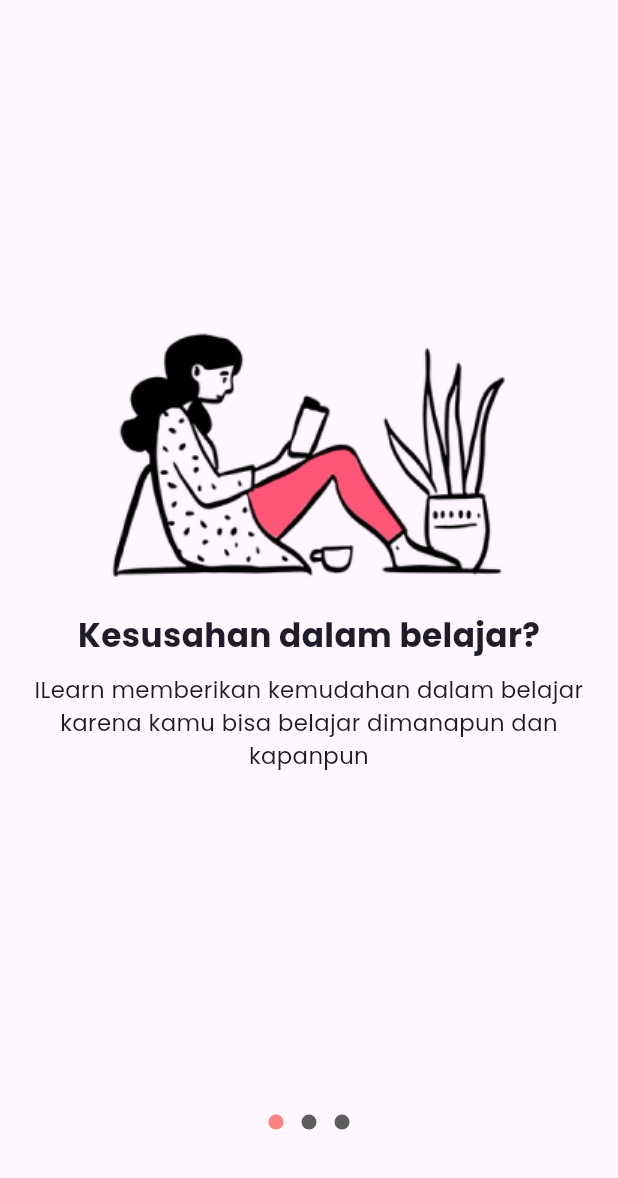
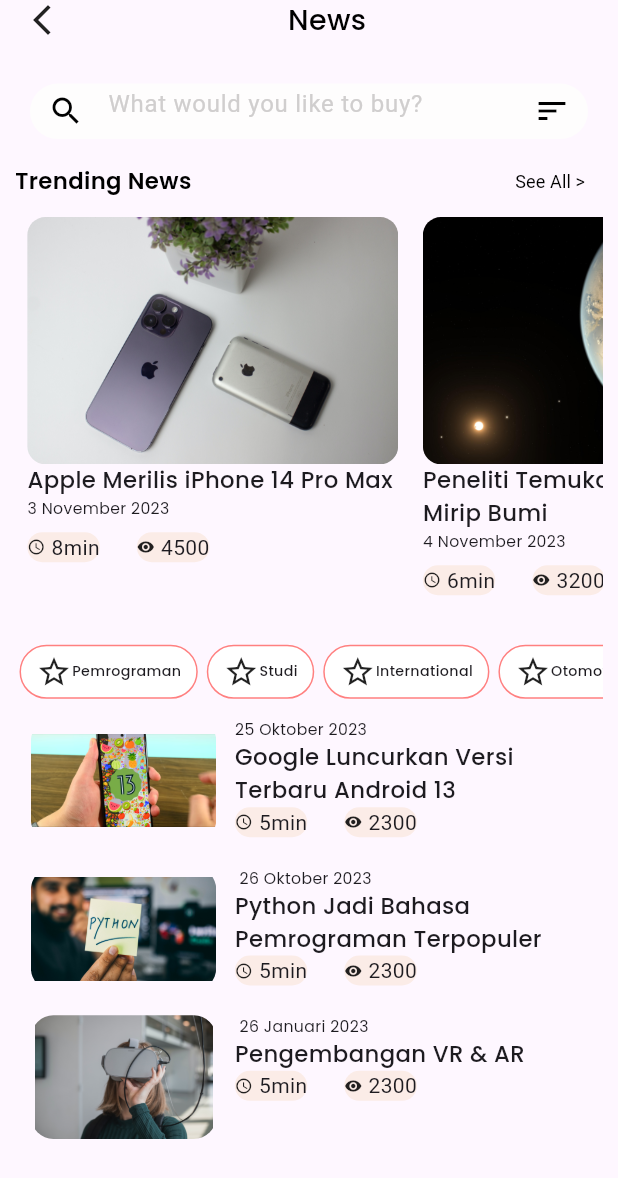
Before and after one commit to PradiptaAhmad/iLearn_project, a Flutter app: the screen it shows after launch, on a phone screen of 412 x 824 dp. Shown: the top 1178 px of the screen. Run offline on Flutter 3.47's test engine with Material 3 defaults, Android fonts, the phone set to English and light mode, and no system bars; our stand-ins replace cloud_firestore, firebase_auth, firebase_core, get, google_fonts, shared_preferences; accounts and stored records are empty.

Commit message:
[alyaa] feat: news

```diff
--- a/lib/core/themes.dart
+++ b/lib/core/themes.dart
@@ -139,6 +139,29 @@ TextStyle subTitleNews() {
           fontSize: figmaFontsize(14)));
 }
 
+TextStyle titleNewsCard() {
+  return GoogleFonts.poppins(
+      textStyle: TextStyle(
+          fontWeight: FontWeight.w500,
+          fontSize: figmaFontsize(16)));
+}
+
+TextStyle dateNewsCard() {
+  return GoogleFonts.poppins(
+      textStyle: TextStyle(
+          fontWeight: FontWeight.w400,
+          fontSize: figmaFontsize(11)));
+}
+
+TextStyle iconBtnNews() {
+  return GoogleFonts.poppins(
+      textStyle: TextStyle(
+          fontWeight: FontWeight.w400,
+          fontSize: figmaFontsize(11)));
+}
+
+
+
 TextStyle bottomTxtLogin({required final color}) {
   return GoogleFonts.poppins(
       textStyle: TextStyle(
--- a/lib/data/news.dart
+++ b/lib/data/news.dart
@@ -21,7 +21,7 @@ class News {
 List<News> news = [
   News(name: "Google Luncurkan Versi Terbaru Android 13",
       duration: "5min",
-      image: "assets/news/ios13.jpg",
+      image: "assets/news/android13.png",
       description: "Google meluncurkan versi terbaru Android 13 pada tanggal 25 Oktober 2023. Versi ini memiliki berbagai fitur baru, seperti peningkatan performa, keamanan, dan privasi. Salah satu fitur baru yang paling menonjol adalah fitur privasi yang lebih ketat, seperti izin kamera dan mikrofon yang harus disetujui secara manual oleh pengguna.",
       date: "25 Oktober 2023",
       category: "Pemrograman",
@@ -78,3 +78,51 @@ List<News> news = [
 
 
 ];
+
+List<News> trendingNews = [
+  News(
+    name: "Apple Merilis iPhone 14 Pro Max",
+    duration: "8min",
+    image: "assets/news/iphone14.jpg",
+    description: "Apple resmi merilis iPhone 14 Pro Max dengan berbagai fitur baru. Ponsel ini dilengkapi dengan kamera canggih, layar ProMotion 120Hz, dan performa yang ditingkatkan.",
+    date: "3 November 2023",
+    category: "Teknologi",
+    views: 4500,
+  ),
+  News(
+    name: "Peneliti Temukan Planet Baru Mirip Bumi",
+    duration: "6min",
+    image: "assets/news/exoplanet.jpeg",
+    description: "Sebuah tim peneliti telah menemukan planet ekstrasolar (exoplanet) yang memiliki kemiripan dengan Bumi. Penemuan ini menarik perhatian ilmuwan dan astronom di seluruh dunia.",
+    date: "4 November 2023",
+    category: "Astronomi",
+    views: 3200,
+  ),
+  News(
+    name: "Peluncuran Teleskop Luar Angkasa James Webb",
+    duration: "9min",
+    image: "assets/news/jamesweb.jpeg",
+    description: "NASA bersiap untuk meluncurkan Teleskop Luar Angkasa James Webb, yang dianggap sebagai pencapaian luar biasa dalam bidang astronomi dan penelitian luar angkasa.",
+    date: "5 November 2023",
+    category: "Astronomi",
+    views: 5800,
+  ),
+  News(
+    name: "Peluncuran Game Terbaru: Cyberverse Online",
+    duration: "7min",
+    image: "assets/news/cyberverse.jpeg",
+    description: "Game online terbaru, Cyberverse Online, akan segera diluncurkan. Game ini menawarkan pengalaman bermain yang mendalam dalam dunia virtual yang penuh petualangan.",
+    date: "6 November 2023",
+    category: "Gaming",
+    views: 3900,
+  ),
+  News(
+    name: "Vaksinasi COVID-19 Terus Berlangsung",
+    duration: "5min",
+    image: "assets/news/vaccinee.jpeg",
+    description: "Upaya vaksinasi COVID-19 terus berlanjut di seluruh dunia. Banyak negara bekerja keras untuk memvaksinasi penduduknya guna mengendalikan penyebaran virus.",
+    date: "7 November 2023",
+    category: "Kesehatan",
+    views: 7100,
+  ),
+];
--- a/lib/main.dart
+++ b/lib/main.dart
@@ -1,7 +1,10 @@
 import 'package:flutter/material.dart';
 import 'package:get/get.dart';
 import 'package:ilearn_project/bindings/splashB.dart';
+import 'package:ilearn_project/data/news.dart';
 import 'package:ilearn_project/pages/foryou_page/foryou.dart';
+import 'package:ilearn_project/pages/news_page/detail_news_page.dart';
+import 'package:ilearn_project/pages/news_page/news_page.dart';
 import 'package:ilearn_project/routes/app_pages.dart';
 import 'package:firebase_core/firebase_core.dart';
 import 'package:ilearn_project/routes/route_name.dart';
@@ -26,10 +29,10 @@ class MyApp extends StatelessWidget {
         colorScheme: ColorScheme.fromSeed(seedColor: Colors.deepPurple),
         useMaterial3: true,
       ),
-      home: ForYou(),
-      getPages: AppPages.pages,
-      initialRoute: RouteName.splash,
-      initialBinding: SplashB(),
+      home: NewsPage(listNews: news,),
+      // getPages: AppPages.pages,
+      // initialRoute: RouteName.splash,
+      // initialBinding: SplashB(),
     );
   }
 }
--- a/lib/pages/foryou_page/foryou.dart
+++ b/lib/pages/foryou_page/foryou.dart
@@ -14,10 +14,14 @@ class ForYou extends StatelessWidget {
     return Scaffold(
       body: Column(
         children: [
-          AppBarCustom(appBarText: 'For You',),
-          SizedBox(height:screenHeight*0.003 ,),
+          AppBarCustom(
+            appBarText: 'For You',
+          ),
+          SizedBox(
+            height: screenHeight * 0.003,
+          ),
           Category(),
-          // ForYouCard()
+          ForYouCard()
         ],
       ),
     );
--- /dev/null
+++ b/lib/pages/news_page/detail_news_page.dart
@@ -0,0 +1,36 @@
+import 'package:flutter/material.dart';
+
+import '../../data/news.dart';
+
+class DetailNewsPage extends StatelessWidget {
+  final List<News> listNews;
+
+  const DetailNewsPage({Key? key, required this.listNews}) : super(key: key);
+
+  @override
+  Widget build(BuildContext context) {
+    double screenHeight = MediaQuery.of(context).size.height;
+    double screenWidth = MediaQuery.of(context).size.width;
+    return Scaffold(
+      resizeToAvoidBottomInset: false,
+      backgroundColor: Colors.white,
+      body: SingleChildScrollView(
+        child: Container(
+          width: screenWidth,
+          height: screenHeight,
+          child: ListView.builder(
+            itemCount: listNews.length,
+            itemBuilder: (BuildContext context, int index) {
+              News news = listNews[index];
+                Stack(
+                  children: [
+                    Image.asset(news.image, width: screenWidth,height: screenHeight*0.3,),
+                  ],
+                );
+            },
+          ),
+        ),
+      ),
+    );
+  }
+}
--- /dev/null
+++ b/lib/pages/news_page/news_page.dart
@@ -0,0 +1,50 @@
+import 'package:flutter/material.dart';
+import 'package:ilearn_project/appBar/appbarcustom.dart';
+import 'package:ilearn_project/pages/news_page/widget/cattegory_news.dart';
+import 'package:ilearn_project/pages/news_page/widget/news_card.dart';
+import 'package:ilearn_project/pages/news_page/widget/news_trending_card.dart';
+
+import '../../core/themes.dart';
+import '../../data/news.dart';
+
+class NewsPage extends StatelessWidget {
+  const NewsPage({super.key, required List<News> listNews});
+
+  @override
+  Widget build(BuildContext context) {
+    return SafeArea(
+      child: Scaffold(
+        body: Column(
+          children: [
+            AppBarCustom(
+              textColor: Colors.black,
+              showSearchBar: true,
+              appBarText: 'News',
+              showProfileImage: false,
+            ),
+            Padding(
+              padding: const EdgeInsets.symmetric(horizontal: 10),
+              child: Column(
+                children: [
+                  Row(
+                    mainAxisAlignment: MainAxisAlignment.spaceBetween,
+                    children: [
+                      Text("Trending News", style: subTitle()),
+                      TextButton(
+                        onPressed: () {},
+                        child: Text("See All >", style: TextStyle(fontWeight: FontWeight.w400, fontSize: 12, color: Colors.black)),
+                      ),
+                    ],
+                  ),
+                  TrendingNewsCard(trendingNews: trendingNews,),
+                  CategoryNews(newsList: news,),
+                  CardNewsPage(listNews: news,)
+                ],
+              ),
+            ),
+          ],
+        ),
+      ),
+    );
+  }
+}
--- /dev/null
+++ b/lib/pages/news_page/widget/btnIconNews.dart
@@ -0,0 +1,36 @@
+import 'package:flutter/material.dart';
+
+class btnIconNews extends StatelessWidget {
+  final String text;
+  final IconData icon;
+  final double iconSize;
+  final Color backgroundColor;
+
+  btnIconNews({
+    required this.text,
+    required this.icon,
+    this.iconSize = 12.0,
+    this.backgroundColor = const Color(0xFFFBECE7),
+  });
+
+  @override
+  Widget build(BuildContext context) {
+    return Container(
+      decoration: BoxDecoration(
+        color: backgroundColor,
+        borderRadius: BorderRadius.circular(10.0),
+      ),
+      child: Row(
+        mainAxisSize: MainAxisSize.min,
+        children: [
+          Icon(
+            icon,
+            size: iconSize,
+          ),
+          SizedBox(width: 4.0), // Jarak antara ikon dan teks
+          Text(text),
+        ],
+      ),
+    );
+  }
+}
--- /dev/null
+++ b/lib/pages/news_page/widget/cattegory_news.dart
@@ -0,0 +1,40 @@
+import 'package:flutter/material.dart';
+
+import '../../../core/themes.dart';
+import '../../../data/news.dart';
+
+class CategoryNews extends StatelessWidget {
+  final List<News> newsList;
+
+  const CategoryNews({Key? key, required this.newsList}) : super(key: key);
+
+  @override
+  Widget build(BuildContext context) {
+    List<String> newsCategories = newsList.map((news) => news.category).toSet().toList();
+
+    return SingleChildScrollView(
+      scrollDirection: Axis.horizontal,
+      child: Row(
+        children: [
+          for (String category in newsCategories)
+            Container(
+              margin: EdgeInsets.symmetric(horizontal: 3, vertical: 5),
+              padding: EdgeInsets.symmetric(vertical: 5, horizontal: 10),
+              decoration: BoxDecoration(
+                color: Colors.white,
+                border: Border.all(color: primaryColor), // Tambahkan border dengan warna primaryColor
+                borderRadius: BorderRadius.circular(25),
+              ),
+              child: Row(
+                crossAxisAlignment: CrossAxisAlignment.center,
+                children: [
+                  Icon(Icons.star_border_outlined),
+                  Text(category, style: txtCategory()),
+                ],
+              ),
+            )
+        ],
+      ),
+    );
+  }
+}
--- /dev/null
+++ b/lib/pages/news_page/widget/news_card.dart
@@ -0,0 +1,66 @@
+import 'package:flutter/material.dart';
+import 'package:ilearn_project/core/themes.dart';
+
+import '../../../data/news.dart';
+import 'btnIconNews.dart';
+
+class CardNewsPage extends StatelessWidget {
+  final List<News> listNews;
+
+  const CardNewsPage({Key? key, required this.listNews}) : super(key: key);
+
+  @override
+  Widget build(BuildContext context) {
+    double screenHeight = MediaQuery.of(context).size.height;
+    double screenWidth = MediaQuery.of(context).size.width;
+    return Container(
+      width: screenWidth * 0.9,
+      height: screenHeight * 0.35,
+      child: ListView.builder(
+        scrollDirection: Axis.vertical,
+        itemCount: listNews.length,
+        itemBuilder: (BuildContext context, int index) {
+          News news = listNews[index];
+          return Padding(
+            padding: EdgeInsets.symmetric(vertical: screenHeight * 0.01),
+            child: Container(
+              height: screenHeight * 0.10,
+              width: screenWidth * 0.32,
+              child: Row(
+                children: [
+                  ClipRRect(
+                    borderRadius: BorderRadius.all(Radius.circular(15.0)),
+                    child: Image.asset(news.image, width: screenWidth * 0.3, height: screenHeight * 0.3,),
+                  ),
+                  SizedBox(width: screenWidth * 0.03),
+                  Expanded(
+                    child: Column(
+                      crossAxisAlignment: CrossAxisAlignment.start,
+                      mainAxisAlignment: MainAxisAlignment.start,
+                      children: [
+                        Text(news.date, style: dateNewsCard()),
+                        Text(
+                          news.name,
+                          style: titleNewsCard(),
+                          maxLines: 2, // Atur sesuai kebutuhan
+                          overflow: TextOverflow.ellipsis, // Atur sesuai kebutuhan
+                        ),
+                        Row(
+                          children: [
+                            btnIconNews(text: news.duration, icon: Icons.access_time),
+                            SizedBox(width: screenWidth * 0.06),
+                            btnIconNews(text: news.views.toString(), icon: Icons.remove_red_eye),
+                          ],
+                        )
+                      ],
+                    ),
+                  ),
+                ],
+              ),
+            ),
+          );
+        },
+      ),
+    );
+  }
+}
--- /dev/null
+++ b/lib/pages/news_page/widget/news_trending_card.dart
@@ -0,0 +1,61 @@
+import 'package:flutter/material.dart';
+import 'package:ilearn_project/data/news.dart';
+
+import '../../../core/themes.dart';
+import 'btnIconNews.dart';
+
+class TrendingNewsCard extends StatelessWidget {
+  final List<News> trendingNews;
+
+  TrendingNewsCard({Key? key, required this.trendingNews}) : super(key: key);
+
+  @override
+  Widget build(BuildContext context) {
+    double screenHeight = MediaQuery.of(context).size.height;
+    double screenWidth = MediaQuery.of(context).size.width;
+
+    return Container(
+      height: screenHeight * 0.34,
+      child: ListView.builder(
+        scrollDirection: Axis.horizontal,
+        itemCount: trendingNews.length,
+        itemBuilder: (BuildContext context, int index) {
+          News news = trendingNews[index];
+          return Padding(
+            padding: EdgeInsets.symmetric(horizontal: screenWidth * 0.02),
+            child: Container(
+              width: screenWidth * 0.6,
+              height: screenHeight * 0.08,
+              child: Column(
+                mainAxisAlignment: MainAxisAlignment.start,
+                crossAxisAlignment: CrossAxisAlignment.start,
+                children: [
+                  ClipRRect(
+                    borderRadius: BorderRadius.all(Radius.circular(12.0)),
+                    child: Image.asset(
+                      news.image,
+                      width: screenWidth * 0.67,
+                      height: screenHeight * 0.2,
+                      fit: BoxFit.cover,
+                    ),
+                  ),
+                  Text(news.name, style: titleNewsCard()),
+                  Text(news.date, style: dateNewsCard()),
+                  SizedBox(height: screenHeight * 0.01),
+                  Row(
+                    children: [
+                      btnIconNews(text: news.duration, icon: Icons.access_time),
+                      SizedBox(width: screenWidth * 0.06),
+                      btnIconNews(text: news.views.toString(), icon: Icons.remove_red_eye),
+                    ],
+                  )
+                ],
+              ),
+            ),
+          );
+        },
+      ),
+    );
+
+  }
+}
```
Also changed, not shown: assets/news/android13.png (added), assets/news/cyberverse.jpeg (added), assets/news/exoplanet.jpeg (added), assets/news/iphone14.jpg (added), assets/news/jamesweb.jpeg (added), assets/news/vaccinee.jpeg (added), pubspec.lock.
